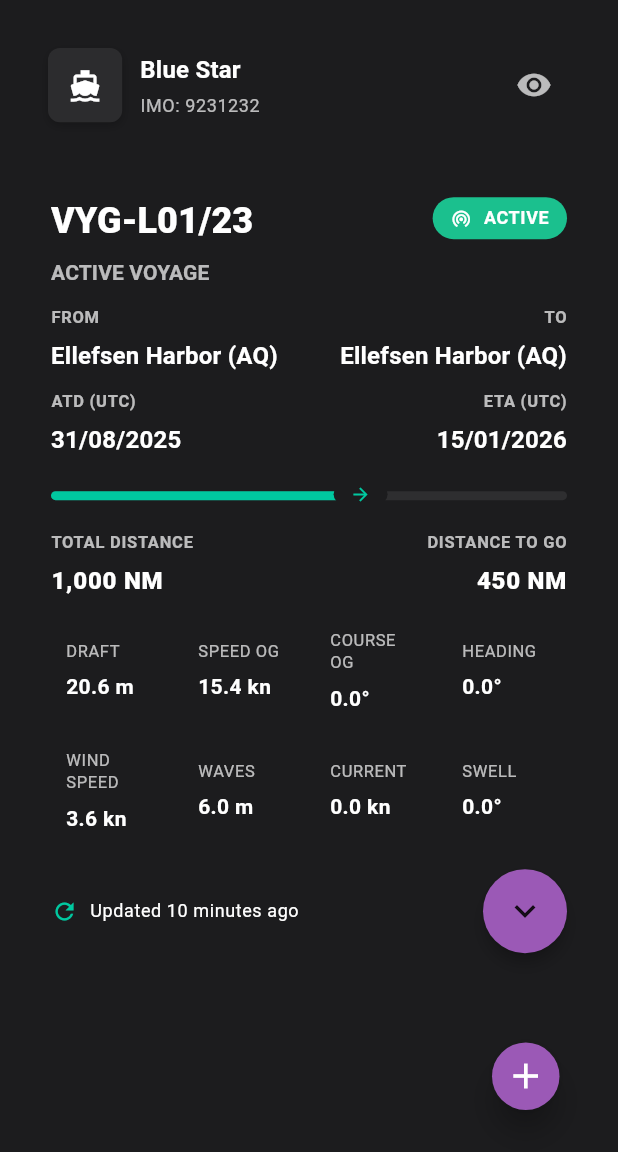
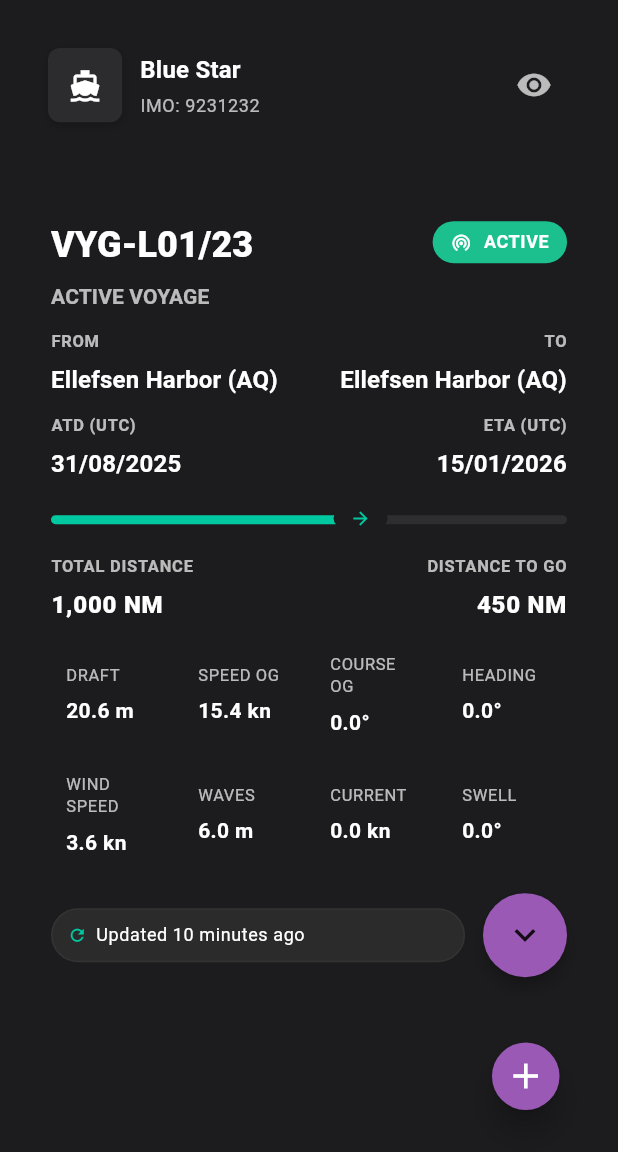
Before and after one commit to B00VaN/wheelhouse1, a Flutter app: the screen it shows after launch, on a phone screen of 412 x 824 dp, the part 84-1236 px from its top. Run offline on Flutter 3.47's test engine with Material 3 defaults, Android fonts, the phone set to English and light mode, and no system bars; our stand-ins replace flutter_map, latlong2, shared_preferences.

```diff
--- a/lib/widgets/voyage_card.dart
+++ b/lib/widgets/voyage_card.dart
@@ -115,7 +115,19 @@ class VoyageCard extends StatelessWidget {
 
         // Footer: updated + View All button
         Row(children: [
-          Expanded(child: Row(children: [Icon(Icons.refresh, color: const Color(0xFF00C8A0), size: 18), const SizedBox(width: 8), Text('Updated 10 minutes ago', style: text.bodySmall)])),
+          Flexible(
+            fit: FlexFit.loose,
+            child: Container(
+              constraints: const BoxConstraints(minHeight: 36),
+              padding: const EdgeInsets.symmetric(horizontal: 10, vertical: 6),
+              decoration: BoxDecoration(
+                color: Theme.of(context).brightness == Brightness.dark ? const Color(0xFF2B2B2B) : Colors.grey.shade200,
+                borderRadius: BorderRadius.circular(20),
+                border: Border.all(color: Theme.of(context).brightness == Brightness.dark ? Colors.white.withOpacity(0.04) : Colors.black12),
+              ),
+              child: Row(children: [Icon(Icons.refresh, color: const Color(0xFF00C8A0), size: 13), const SizedBox(width: 6), Text('Updated 10 minutes ago', style: text.bodySmall?.copyWith(fontSize: 12))]),
+            ),
+          ),
           const SizedBox(width: 12),
           // VIEW ALL circular button
           SizedBox(
```
Also changed, not shown: lib/screens/additional_details.dart (+25 -2 lines), lib/screens/home_screen.dart (+10 -1 lines).
